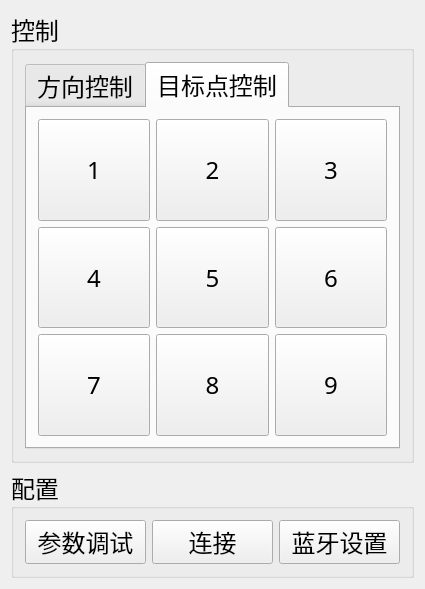
Before: the Qt Designer form mainwindow.ui in ZzzzzzS/diansai2017Uper, drawn with Qt 5.
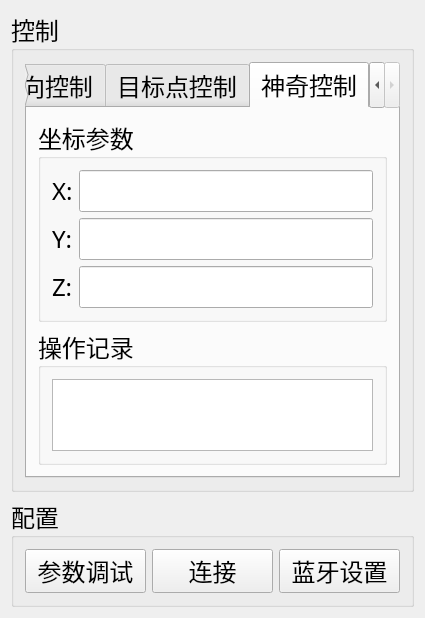
After: the same form once the commit is applied.

Commit message: 添加了陀螺仪控制功能

Patch:
```diff
--- a/mainwindow.ui
+++ b/mainwindow.ui
@@ -33,10 +33,10 @@
        <string>控制</string>
       </property>
       <layout class="QGridLayout" name="gridLayout_4">
-       <item row="0" column="0">
+       <item row="0" column="1">
         <widget class="QTabWidget" name="tabWidget">
          <property name="currentIndex">
-          <number>1</number>
+          <number>2</number>
          </property>
          <widget class="QWidget" name="DirectionTab">
           <attribute name="title">
@@ -245,6 +245,80 @@
            </item>
           </layout>
          </widget>
+         <widget class="QWidget" name="tab">
+          <attribute name="title">
+           <string>神奇控制</string>
+          </attribute>
+          <layout class="QGridLayout" name="gridLayout_8">
+           <item row="0" column="0">
+            <layout class="QVBoxLayout" name="verticalLayout_5">
+             <item>
+              <widget class="QGroupBox" name="groupBox_3">
+               <property name="title">
+                <string>坐标参数</string>
+               </property>
+               <layout class="QGridLayout" name="gridLayout_6">
+                <item row="0" column="0">
+                 <layout class="QHBoxLayout" name="horizontalLayout_6">
+                  <item>
+                   <layout class="QVBoxLayout" name="verticalLayout_3">
+                    <item>
+                     <widget class="QLabel" name="label">
+                      <property name="text">
+                       <string>X:</string>
+                      </property>
+                     </widget>
+                    </item>
+                    <item>
+                     <widget class="QLabel" name="label_2">
+                      <property name="text">
+                       <string>Y:</string>
+                      </property>
+                     </widget>
+                    </item>
+                    <item>
+                     <widget class="QLabel" name="label_3">
+                      <property name="text">
+                       <string>Z:</string>
+                      </property>
+                     </widget>
+                    </item>
+                   </layout>
+                  </item>
+                  <item>
+                   <layout class="QVBoxLayout" name="verticalLayout_4">
+                    <item>
+                     <widget class="QLineEdit" name="XLine"/>
+                    </item>
+                    <item>
+                     <widget class="QLineEdit" name="YLine"/>
+                    </item>
+                    <item>
+                     <widget class="QLineEdit" name="ZLine"/>
+                    </item>
+                   </layout>
+                  </item>
+                 </layout>
+                </item>
+               </layout>
+              </widget>
+             </item>
+             <item>
+              <widget class="QGroupBox" name="groupBox_4">
+               <property name="title">
+                <string>操作记录</string>
+               </property>
+               <layout class="QGridLayout" name="gridLayout_7">
+                <item row="0" column="0">
+                 <widget class="QTextEdit" name="InformationEdit"/>
+                </item>
+               </layout>
+              </widget>
+             </item>
+            </layout>
+           </item>
+          </layout>
+         </widget>
         </widget>
        </item>
       </layout>
```
The commit also changes 8 other files.
